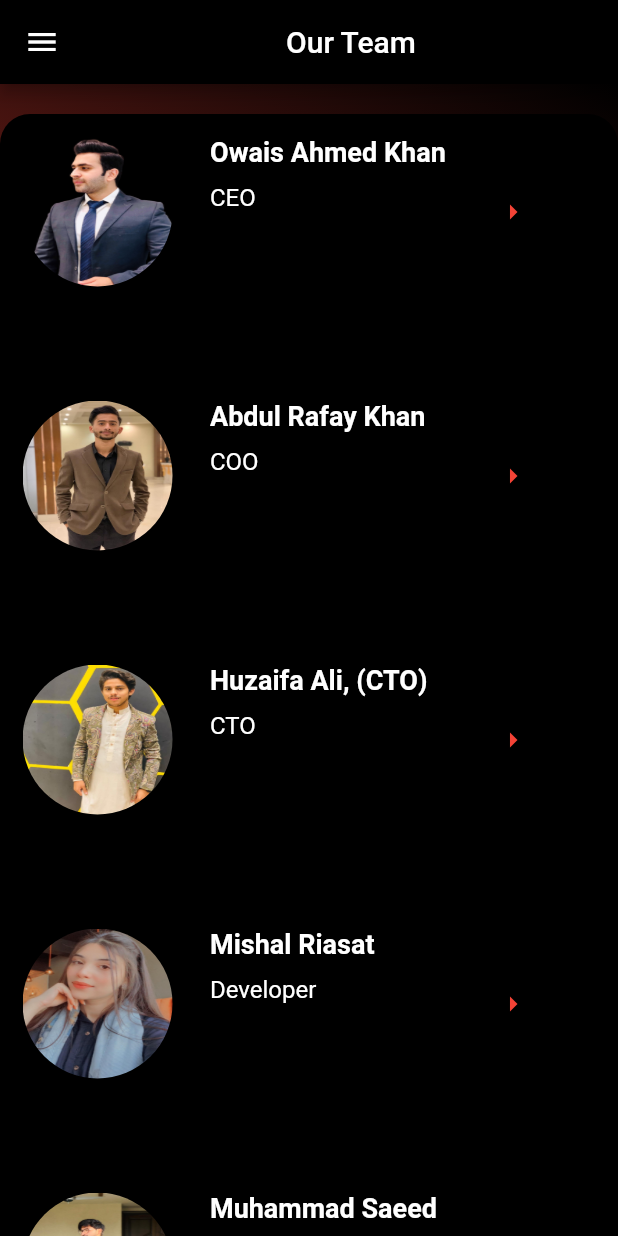
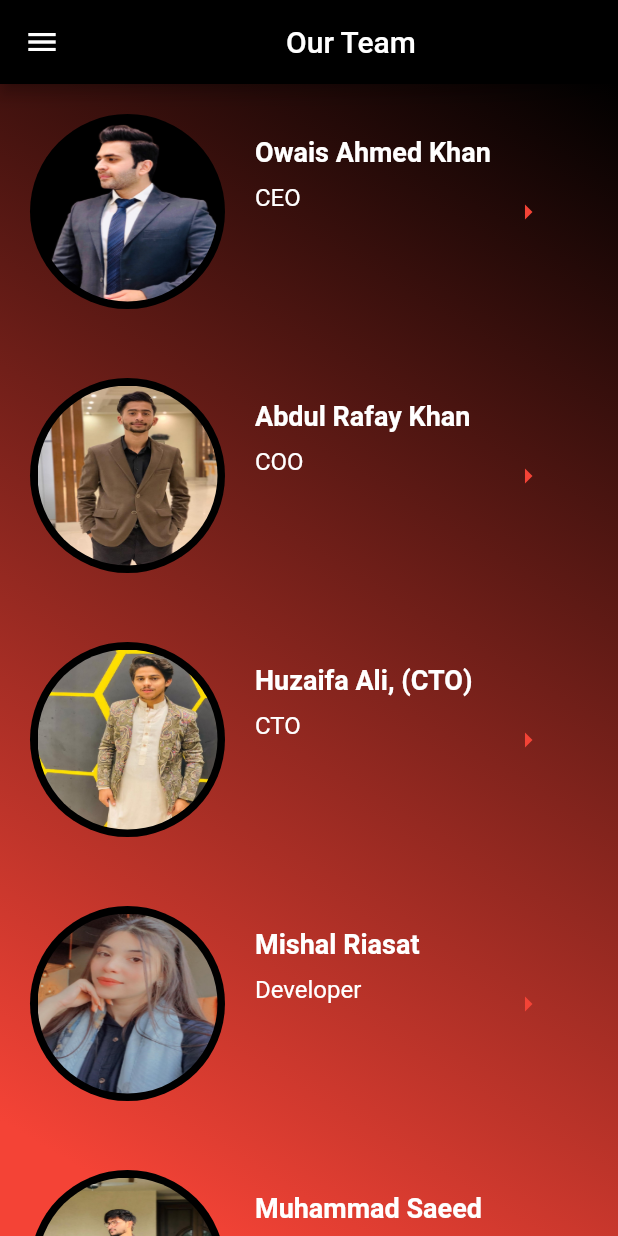
Before and after one commit to TheMicroTecHub/zai_system, a Flutter app: the Team screen opened directly, on a phone screen of 412 x 824 dp. Run offline on Flutter 3.47's test engine with Material 2 defaults, Android fonts, the phone set to English and light mode, and no system bars; our stand-ins replace curved_navigation_bar, flutter_image_slideshow, font_awesome_flutter, get.

Commit message:
Screens by Wasiullah

```diff
--- a/lib/View/team.dart
+++ b/lib/View/team.dart
@@ -5,7 +5,6 @@ import 'package:zai_system/View/detailscreen.dart';
 import 'package:zai_system/View/home.dart';
 import 'package:zai_system/View/profile_screen.dart';
 import 'package:zai_system/model/company_model.dart';
-
 
 class Team extends StatelessWidget {
   final companydata = Company_model.CompanyModels();
@@ -54,44 +53,44 @@ class Team extends StatelessWidget {
             Column(
               children: [
                 ListTile(
-                      leading: TextButton.icon(onPressed: () => Get.to(Homescreen()),
-                        label: const Text("HOME", style: TextStyle(color: Colors.white)),
-                        icon: const Icon(
-                            Icons.home,
+                  leading: TextButton.icon(
+                    onPressed: () => Get.to(Homescreen()),
+                    label: const Text("HOME",
+                        style: TextStyle(color: Colors.white)),
+                    icon: const Icon(Icons.home, color: Colors.white),
+                  ),
+                ),
+                ListTile(
+                  leading: TextButton.icon(
+                    onPressed: () => Get.to(ProfileScreen()),
+                    label: const Text("PROFILE",
+                        style: TextStyle(color: Colors.white)),
+                    icon: const Icon(Icons.person, color: Colors.white),
+                  ),
+                ),
+                ListTile(
+                  leading: TextButton.icon(
+                    onPressed: () => Get.to(Courses()),
+                    label: const Text("COURSES",
+                        style: TextStyle(color: Colors.white)),
+                    icon: const Icon(Icons.my_library_books_sharp,
                         color: Colors.white),
                   ),
                 ),
                 ListTile(
-                      leading: TextButton.icon(onPressed: () => Get.to(ProfileScreen()),
-                        label: const Text("PROFILE", style: TextStyle(color: Colors.white)),
-                        icon: const Icon(
-                            Icons.person,
-                            color: Colors.white),
+                  leading: TextButton.icon(
+                    onPressed: () => Get.to(Team()),
+                    label: const Text("TEAM",
+                        style: TextStyle(color: Colors.white)),
+                    icon: const Icon(Icons.group, color: Colors.white),
                   ),
                 ),
                 ListTile(
-                      leading: TextButton.icon(onPressed: ()=>Get.to(Courses()),
-                        label: const Text("COURSES", style: TextStyle(color: Colors.white)),
-                        icon: const Icon(
-                            Icons.my_library_books_sharp,
-                            color: Colors.white),
-                      ),
-                    ),
-                    ListTile(
-                      leading: TextButton.icon(onPressed: ()=>Get.to(Team()),
-                        label: const Text("TEAM", style: TextStyle(color: Colors.white)),
-                        icon: const Icon(
-                            Icons.group,
-                            color: Colors.white),
-                      ),
-                    ),
-
-                    ListTile(
-                      leading: TextButton.icon(onPressed: () => {},
-                        label: const Text("LOG OUT", style: TextStyle(color: Colors.white)),
-                        icon: const Icon(
-                            Icons.logout,
-                            color: Colors.white),
+                  leading: TextButton.icon(
+                    onPressed: () => {},
+                    label: const Text("LOG OUT",
+                        style: TextStyle(color: Colors.white)),
+                    icon: const Icon(Icons.logout, color: Colors.white),
                   ),
                 ),
               ],
@@ -109,14 +108,14 @@ class Team extends StatelessWidget {
           ),
         ),
         child: Stack(children: [
-          Positioned(
-              top: 20,
-              left: 0,
-              width: width,
-              height: MediaQuery.of(context).size.height,
-              child: Container(
+          Container(
             decoration: BoxDecoration(
-                  color: Colors.black,
+              gradient: LinearGradient(
+                colors: [Colors.black, Colors.red],
+                begin: FractionalOffset(1.0, 0.0),
+                end: FractionalOffset(0.0, 0.9),
+                stops: [0.0, 1.0],
+              ),
               borderRadius: BorderRadius.circular(20),
             ),
             child: ListView.separated(
@@ -126,30 +125,31 @@ class Team extends StatelessWidget {
                 itemBuilder: (BuildContext context, int index) {
                   return Column(children: [
                     SizedBox(
-                          height: 10,
+                      height: 20,
                       width: 20,
+                    ),
+                    GestureDetector(
+                      onTap: () {
+                        int id = companydata[index].id;
+                        Get.to(DetailScreen(id: id));
+                      },
+                      child: Row(children: [
+                        SizedBox(
+                          height: 20,
+                          width: 10,
                         ),
                         Row(children: [
                           SizedBox(
                             width: 10,
                           ),
                           SizedBox(
-                            height: 110,
-                            width: 110,
+                            height: 130,
+                            width: 130,
                             child: CircleAvatar(
                               backgroundColor: Colors.black,
-
-                              // child: ClipRRect(
-                              //   child: Image.asset(
-                              //     companydata[index].image,
-                              //     fit: BoxFit.fill,
-                              //     width: 400,
-                              //   ),
-                              //   borderRadius: BorderRadius.circular(50.0),
-                              // ),
                               child: SizedBox(
-                                  width: 100,
-                                  height: 100,
+                                  width: 120,
+                                  height: 120,
                                   child: ClipOval(
                                     child: Image.asset(
                                       companydata[index].image,
@@ -158,11 +158,12 @@ class Team extends StatelessWidget {
                                   )),
                             ),
                           ),
+                        ]),
                         SizedBox(
                           width: 20,
                         ),
                         SizedBox(
-                            width: 190,
+                          width: 170,
                           height: 100,
                           child: Column(
                               crossAxisAlignment: CrossAxisAlignment.start,
@@ -184,20 +185,16 @@ class Team extends StatelessWidget {
                                 ),
                               ]),
                         ),
-                          GestureDetector(
-                              onTap: () {
-                                int id = companydata[index].id;
-                                Get.to(DetailScreen(id: id));
-                              },
-                              child: Icon(
+                        Icon(
                           Icons.arrow_right,
                           color: Colors.red,
-                              )),
+                        ),
                       ]),
-                        SizedBox(height: 40),
+                    ),
+                    SizedBox(height: 10),
                   ]);
                 }),
-              )),
+          ),
         ]),
       ),
     ));
--- a/lib/model/company_model.dart
+++ b/lib/model/company_model.dart
@@ -4,14 +4,17 @@ class Company_model {
   final String position;
   final String image;
   final String description;
+  final String contact;
+  final String profile;
 
-  Company_model({
-    required this.id,
+  Company_model(
+      {required this.id,
       required this.name,
       required this.position,
       required this.image,
       required this.description,
-  });
+      required this.contact,
+      required this.profile});
 
   static List<Company_model> CompanyModels() => [
         Company_model(
@@ -21,13 +24,17 @@ class Company_model {
             image: 'assests/team/owais.jpg',
             description:
                 "A chief executive officer (CEO) is the highest-ranking executive of a firm. CEOs act as the company's public face and make major corporate decisions.",
-        ),
+            contact: "+923346906960",
+            profile:
+                "https://www.facebook.com/zaisystems?paipv=0&eav=AfY8FerIphTkdF6U1gcw5SpXWpEET_yups6EeIAuM8C_BP-U5HU003uWYUWbtICGvcY"),
         Company_model(
           id: 1,
           name: 'Abdul Rafay Khan',
           position: 'COO',
           image: 'assests/team/ark.jpeg',
           description: "Our Expert",
+          contact: "",
+          profile: "",
         ),
         Company_model(
           id: 2,
@@ -35,6 +42,8 @@ class Company_model {
           position: 'CTO',
           image: 'assests/team/huzaifa.jpeg',
           description: "React Developer",
+          contact: "",
+          profile: "",
         ),
         Company_model(
           id: 3,
@@ -42,6 +51,8 @@ class Company_model {
           position: 'Developer',
           image: 'assests/team/mishalriasat.jpeg',
           description: "Developer",
+          contact: "",
+          profile: "",
         ),
         Company_model(
           id: 4,
@@ -49,6 +60,8 @@ class Company_model {
           position: 'Developer',
           image: 'assests/team/saeed.jpeg',
           description: "Developer",
+          contact: "",
+          profile: "",
         ),
         Company_model(
           id: 5,
@@ -56,6 +69,8 @@ class Company_model {
           position: 'Developer',
           image: 'assests/team/fatima.jpg',
           description: "Developer",
+          contact: "",
+          profile: "",
         ),
         Company_model(
           id: 6,
@@ -63,6 +78,8 @@ class Company_model {
           position: 'Developer',
           image: 'assests/team/samiahmed.png',
           description: "Developer",
+          contact: "",
+          profile: "",
         ),
         Company_model(
           id: 7,
@@ -70,6 +87,8 @@ class Company_model {
           position: 'Web Developer',
           image: 'assests/team/mfurqan.jpg',
           description: "Web Developer",
+          contact: "",
+          profile: "",
         ),
         Company_model(
           id: 8,
@@ -77,6 +96,8 @@ class Company_model {
           position: 'Developer',
           image: "assests/team/aimandev.PNG",
           description: "Developer",
+          contact: "",
+          profile: "",
         ),
         Company_model(
           id: 9,
@@ -84,6 +105,8 @@ class Company_model {
           position: 'Developer',
           image: "assests/team/sameen.PNG",
           description: "Developer",
+          contact: "",
+          profile: "",
         ),
         Company_model(
           id: 10,
@@ -91,6 +114,8 @@ class Company_model {
           position: 'Developer',
           image: "assests/team/soha.jpeg",
           description: "Developer",
+          contact: "",
+          profile: "",
         ),
         Company_model(
           id: 11,
@@ -98,6 +123,8 @@ class Company_model {
           position: 'Developer',
           image: "assests/team/nadeem.PNG",
           description: "Developer",
+          contact: "",
+          profile: "",
         ),
         Company_model(
           id: 12,
@@ -105,6 +132,8 @@ class Company_model {
           position: 'Developer',
           image: "assests/team/rashid.PNG",
           description: "Developer",
+          contact: "",
+          profile: "",
         ),
         Company_model(
           id: 13,
@@ -112,6 +141,8 @@ class Company_model {
           position: 'Developer',
           image: "assests/team/saad.PNG",
           description: "Developer",
+          contact: "",
+          profile: "",
         ),
         Company_model(
           id: 14,
@@ -119,6 +150,8 @@ class Company_model {
           position: 'Developer',
           image: "assests/team/waqasmughal.jpg",
           description: "Developer",
+          contact: "",
+          profile: "",
         ),
         Company_model(
           id: 15,
@@ -126,6 +159,8 @@ class Company_model {
           position: 'Developer',
           image: "assests/team/abdullahdeveloper.jpeg",
           description: "Developer",
+          contact: "",
+          profile: "",
         ),
         Company_model(
           id: 16,
@@ -133,6 +168,8 @@ class Company_model {
           position: 'Developer',
           image: "assests/team/talha.PNG",
           description: "Developer",
+          contact: "",
+          profile: "",
         ),
         Company_model(
           id: 17,
@@ -140,6 +177,8 @@ class Company_model {
           position: 'Developer',
           image: "assests/team/kumailraza.jpg",
           description: "Developer",
+          contact: "",
+          profile: "",
         ),
         Company_model(
           id: 18,
@@ -147,6 +186,8 @@ class Company_model {
           position: 'Developer',
           image: "assests/team/ubaidshah.jpg",
           description: "Developer",
+          contact: "",
+          profile: "",
         ),
         Company_model(
           id: 19,
@@ -154,6 +195,8 @@ class Company_model {
           position: 'Graphic Designer',
           image: "assests/team/usmansohaib.jpeg",
           description: "Graphic Designer",
+          contact: "",
+          profile: "",
         ),
         Company_model(
           id: 20,
@@ -161,6 +204,8 @@ class Company_model {
           position: 'Developer',
           image: "assests/team/tehseenullah.jpeg",
           description: "Developer",
+          contact: "",
+          profile: "",
         ),
         Company_model(
           id: 21,
@@ -168,6 +213,8 @@ class Company_model {
           position: 'Developer',
           image: "assests/team/asaddev.jpeg",
           description: "Developer",
+          contact: "",
+          profile: "",
         ),
         Company_model(
           id: 22,
@@ -175,6 +222,8 @@ class Company_model {
           position: 'Developer',
           image: "assests/team/husnain.jpg",
           description: "Developer",
+          contact: "",
+          profile: "",
         ),
         Company_model(
           id: 23,
@@ -182,6 +231,8 @@ class Company_model {
           position: 'Developer',
           image: "assests/team/abubakr.jpeg",
           description: "Developer",
+          contact: "",
+          profile: "",
         ),
         Company_model(
           id: 24,
@@ -189,6 +240,8 @@ class Company_model {
           position: 'Developer',
           image: "assests/team/malik.PNG",
           description: "Developer",
+          contact: "",
+          profile: "",
         ),
         Company_model(
           id: 25,
@@ -196,6 +249,8 @@ class Company_model {
           position: 'Developer',
           image: "assests/team/waleed.jpeg",
           description: "Developer",
+          contact: "",
+          profile: "",
         ),
         Company_model(
           id: 26,
@@ -203,13 +258,8 @@ class Company_model {
           position: 'Developer',
           image: "assests/team/faiq.jpeg",
           description: "Developer",
-        ),
-    Company_model(
-      id: 27,
-      name: '',
-      position: '',
-      image: "",
-      description: "",
-    ),
+          contact: "",
+          profile: "",
+        )
       ];
 }
```
Also changed, not shown: lib/View/detailscreen.dart (+184 -69 lines). Lines whose indentation alone changed are shown as unchanged.
